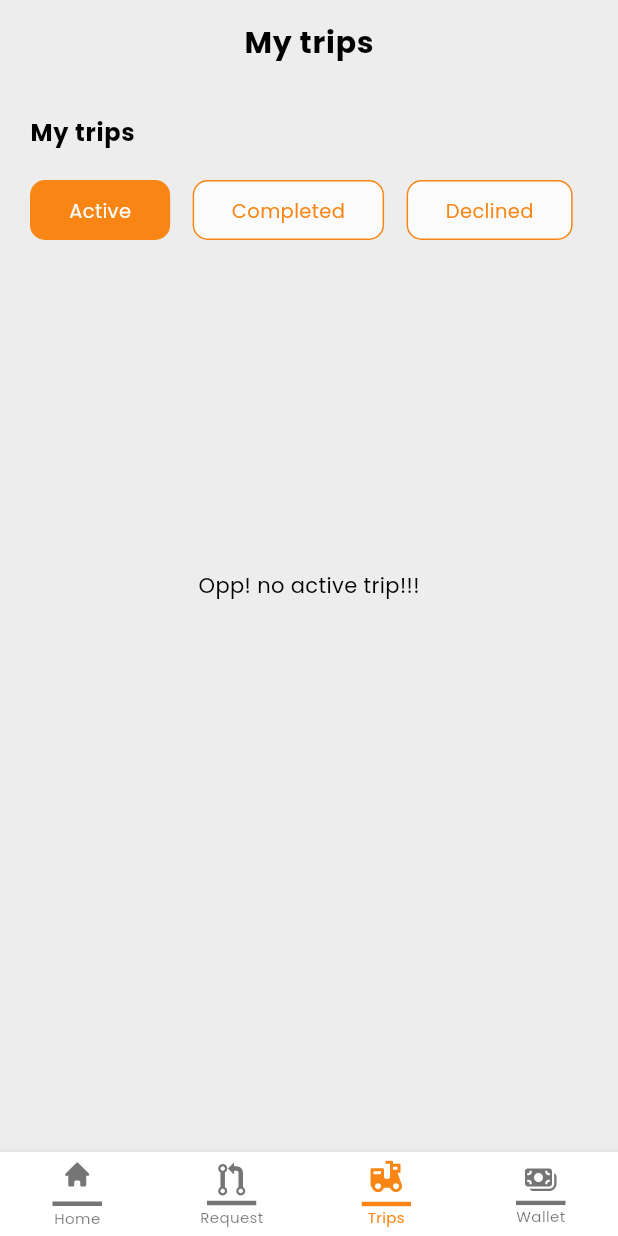
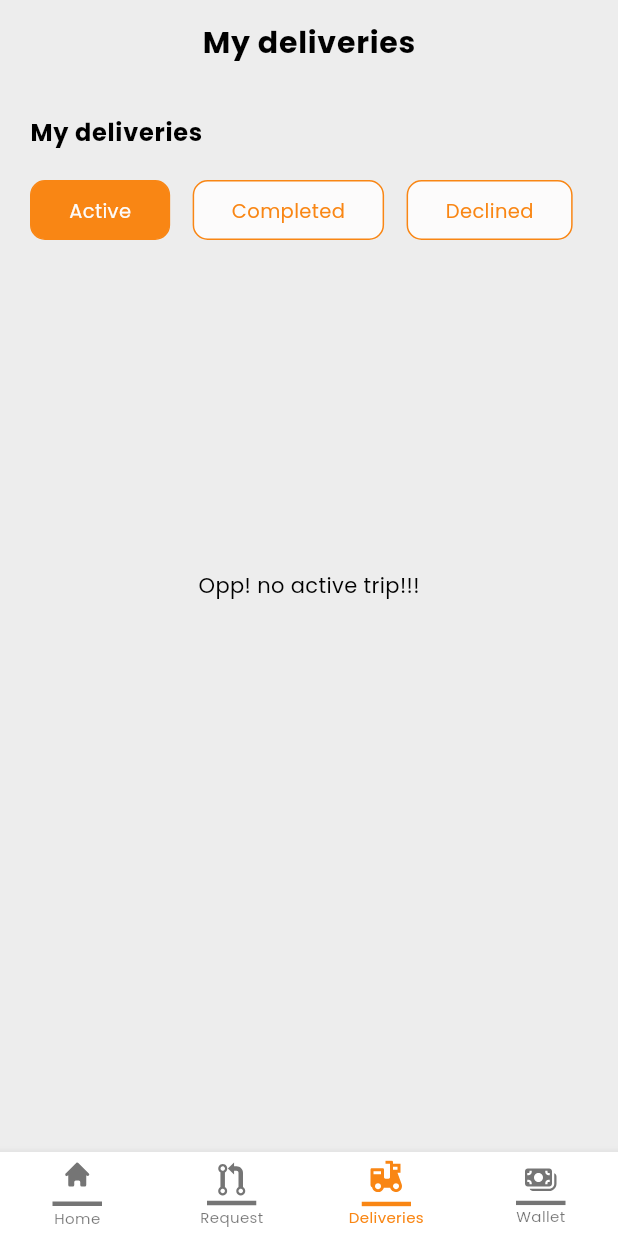
Before and after one commit to yusuf-umarr/jenos_logistics, a Flutter app: the BottomBar screen opened by its route, item 3 of the bottom bar chosen, on a phone screen of 412 x 824 dp. Run offline on Flutter 3.47's test engine with Material 3 defaults, Android fonts, the phone set to English and light mode, and no system bars; our stand-ins replace carousel_slider, dio, flutter_riverpod, flutter_svg, google_fonts, image_picker and 2 more; missing offline and left inert: dotted_dashed_line, flutter_phone_direct_caller; accounts and stored records are empty; network calls fail; project files that could hold a hidden picture were left out.

```diff
--- a/lib/scr/common_widgets/request_card_widget.dart
+++ b/lib/scr/common_widgets/request_card_widget.dart
@@ -99,7 +99,7 @@ class RequestOrderCardWIdget extends StatelessWidget {
               width: AppSize.defaultPadding,
             ),
             Util.cardBtn(
-                title: "NGN 300${request['amount'] ?? 0}", //request['status'],
+                title: "NGN${request['amount'] ?? 0}", //request['status'],
                 bgColor: AppColors.white,
                 textColor: AppColors.primaryColor,
                 onTap: () {
--- a/lib/scr/features/bottom_bar/views/bottom_bar.dart
+++ b/lib/scr/features/bottom_bar/views/bottom_bar.dart
@@ -98,7 +98,7 @@ class _BottomBarState extends ConsumerState<BottomBar> {
       // },
       {
         "id": 2,
-        "name": "Trips",
+        "name": "Deliveries",
         "icon": Assets.trips,
       },
       {
--- a/lib/scr/features/request/view/order_detail.dart
+++ b/lib/scr/features/request/view/order_detail.dart
@@ -1,6 +1,5 @@
 import 'dart:async';
 import 'dart:developer';
-
 import 'package:flutter/material.dart';
 import 'package:flutter_riverpod/flutter_riverpod.dart';
 import 'package:jenos/scr/common_widgets/appbbutton.dart';
@@ -329,7 +328,7 @@ class _OrderDetailsPageState extends ConsumerState<OrderDetailsPage> {
               padding: const EdgeInsets.all(20).copyWith(top: 40),
               height: MediaQuery.of(context).viewInsets.bottom == 0
                   ? size.height * 0.47
-                  : size.height * 0.75,
+                  : size.height * 0.78,
               child: Stack(
                 children: [
                   Column(
--- a/lib/scr/features/trip/view/trip_page.dart
+++ b/lib/scr/features/trip/view/trip_page.dart
@@ -62,7 +62,7 @@ class _TripsPageState extends ConsumerState<TripsPage> {
 
     // print("width:$width");
     return Scaffold(
-      appBar: CustomWidget.customAppbar(context, title: "My trips"),
+      appBar: CustomWidget.customAppbar(context, title: "My deliveries"),
       body: Padding(
         padding: const EdgeInsets.all(AppSize.defaultPadding),
         child: Column(
@@ -91,7 +91,7 @@ class _TripsPageState extends ConsumerState<TripsPage> {
         crossAxisAlignment: CrossAxisAlignment.start,
         children: [
           Text(
-            "My trips",
+            "My deliveries",
             style: Theme.of(context).textTheme.bodyLarge!.copyWith(
                   fontWeight: FontWeight.bold,
                 ),
```
